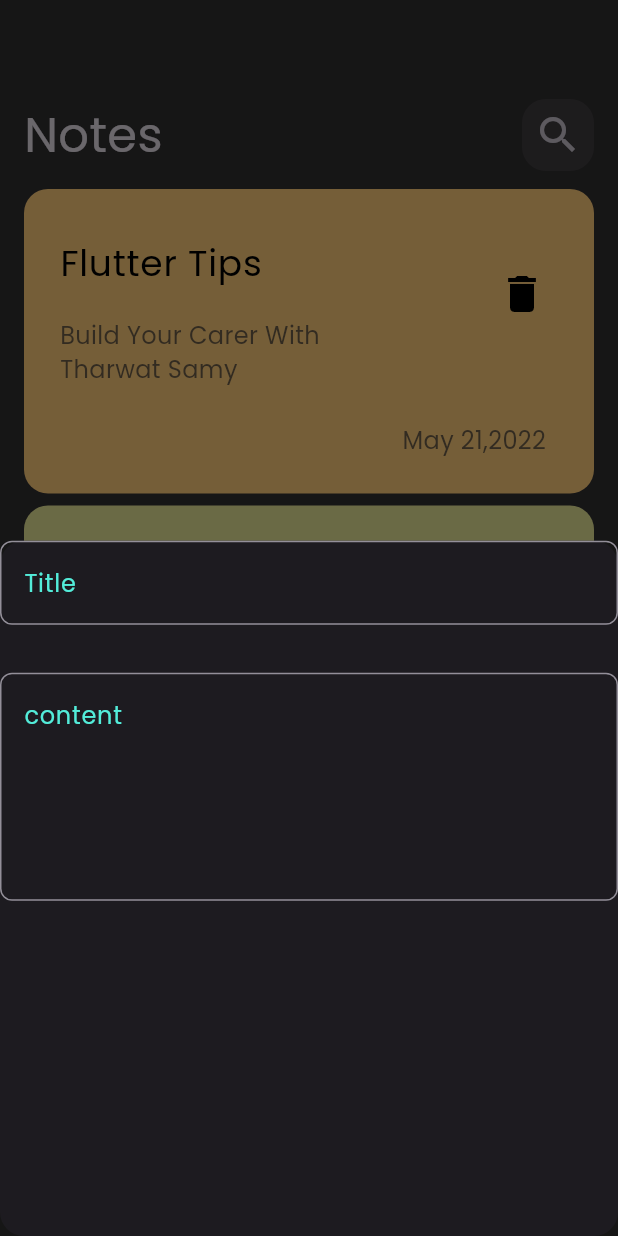
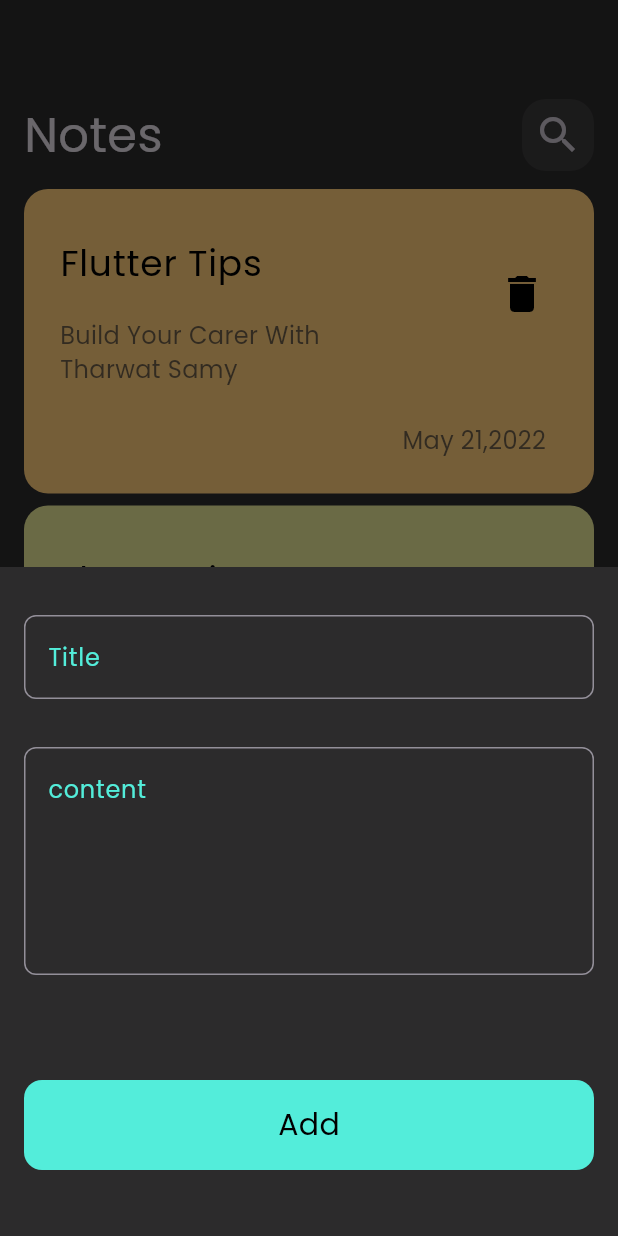
Before and after one commit to Eslam-Hossam1/notes_app, a Flutter app: the screen it shows after launch, after a tap on the "add" icon, on a phone screen of 412 x 824 dp. Run offline on Flutter 3.47's test engine with Material 3 defaults, Android fonts, the phone set to English and light mode, and no system bars; our stand-ins replace font_awesome_flutter.

Commit message:
created add bottom sheet add button

```diff
--- a/lib/main.dart
+++ b/lib/main.dart
@@ -12,7 +12,7 @@ class NotesApp extends StatelessWidget {
   Widget build(BuildContext context) {
     return MaterialApp(
       theme: ThemeData(
-          scaffoldBackgroundColor: Color(0xff312F31),
+          scaffoldBackgroundColor: Color.fromARGB(255, 44, 43, 44),
           fontFamily: "Poppins",
           brightness: Brightness.dark,
           textTheme: TextTheme(
--- a/lib/widgets/add_note_bottom_sheet.dart
+++ b/lib/widgets/add_note_bottom_sheet.dart
@@ -2,13 +2,20 @@ import 'package:flutter/material.dart';
 import 'package:notes_app/constants.dart';
 import 'package:notes_app/helper/add_height_space.dart';
 import 'package:notes_app/widgets/CustomeTextField.dart';
+import 'package:notes_app/widgets/custome_bottom_sheet_button.dart';
 
 class AddNoteBottomSheet extends StatelessWidget {
   const AddNoteBottomSheet({super.key});
 
   @override
   Widget build(BuildContext context) {
-    return Column(
+    return SingleChildScrollView(
+      child: Container(
+        color: Theme.of(context).scaffoldBackgroundColor,
+        child: Padding(
+          padding:
+              const EdgeInsets.only(right: 16, left: 16, top: 32, bottom: 44),
+          child: Column(
             children: [
               CustomeTextfield(
                 hint: "Title",
@@ -20,8 +27,13 @@ class AddNoteBottomSheet extends StatelessWidget {
                 hint: "content",
                 maxLines: 5,
                 borderColor: kPrimaryColor,
-        )
+              ),
+              addHieghtSpace(70),
+              CustomeBottomSheetButton()
             ],
+          ),
+        ),
+      ),
     );
   }
 }
--- /dev/null
+++ b/lib/widgets/custome_bottom_sheet_button.dart
@@ -0,0 +1,28 @@
+import 'package:flutter/material.dart';
+import 'package:notes_app/constants.dart';
+
+class CustomeBottomSheetButton extends StatelessWidget {
+  const CustomeBottomSheetButton({
+    super.key,
+  });
+
+  @override
+  Widget build(BuildContext context) {
+    return GestureDetector(
+      child: Container(
+        height: 60,
+        width: MediaQuery.of(context).size.width,
+        decoration: BoxDecoration(
+          borderRadius: BorderRadius.circular(12),
+          color: kPrimaryColor,
+        ),
+        child: Center(
+          child: Text(
+            "Add",
+            style: TextStyle(color: Colors.black, fontSize: 20),
+          ),
+        ),
+      ),
+    );
+  }
+}
```
Lines whose indentation alone changed are shown as unchanged.
